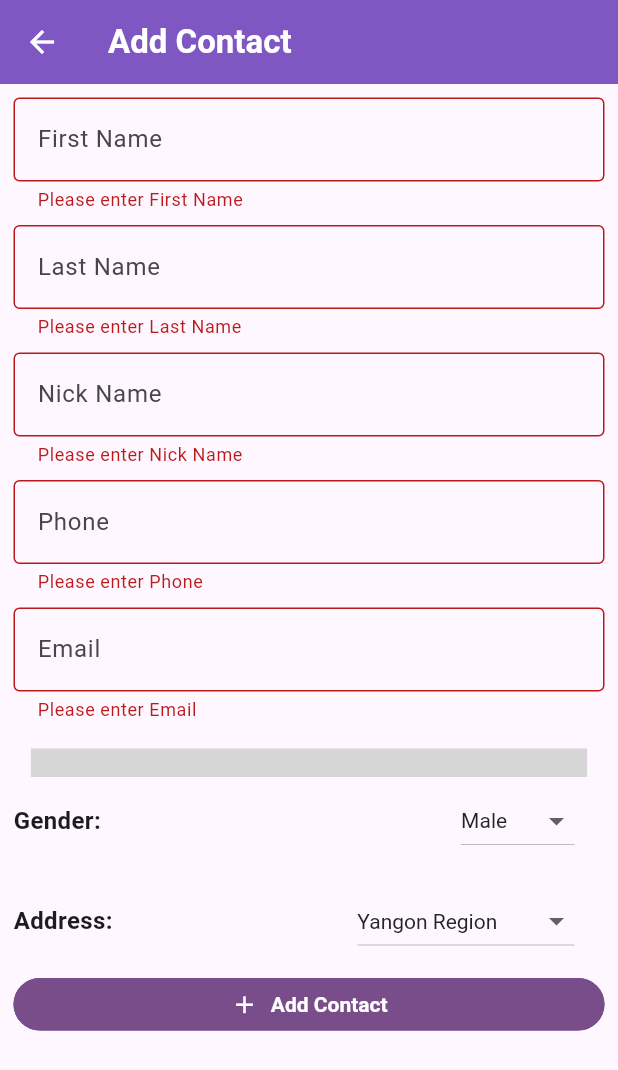
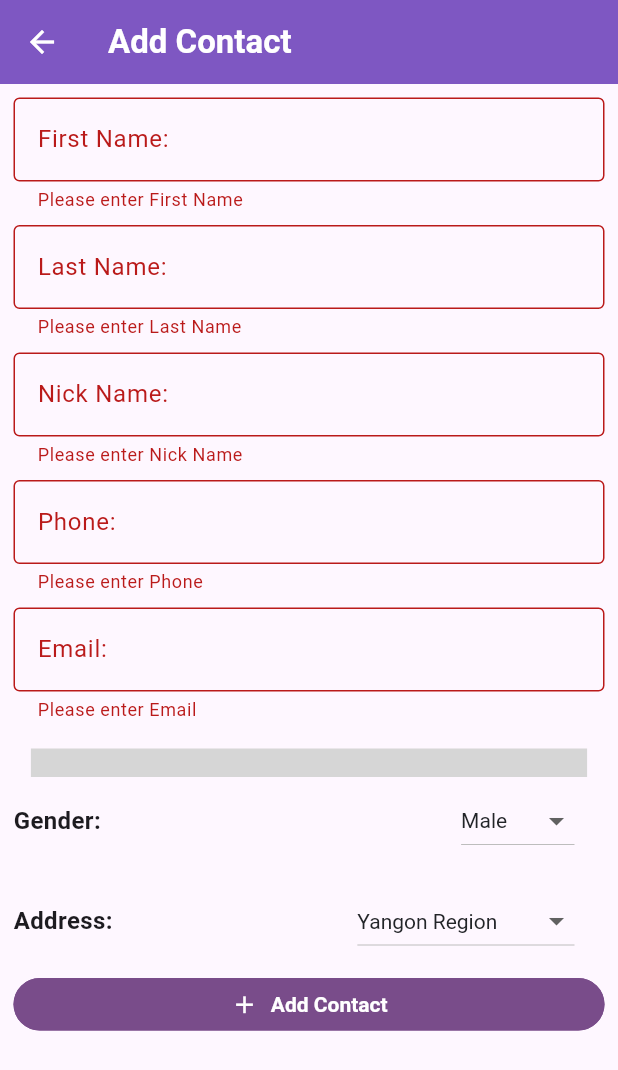
Before and after one commit to mr-xcode/simple_contact_with_crud_backend_using_bloc_state_management_by_mrxcode, a Flutter app: the AddScreen screen opened directly, after a tap on "Add Contact", on a phone screen of 412 x 824 dp. Shown: the top 1070 px of the screen. Run offline on Flutter 3.47's test engine with Material 3 defaults, Android fonts, the phone set to English and light mode, and no system bars; drawn by our look-alikes of getwidget; our stand-ins replace bloc, dio, equatable, flutter_bloc, flutter_slidable, get and 2 more; missing offline and left inert: date_cupertino_bottom_sheet_picker; generated files the repository leaves out were written again; network calls fail; grey boxes are pictures that could not be loaded.

Commit message:
fixing ui in add_screen

```diff
--- a/lib/screens/add_screen.dart
+++ b/lib/screens/add_screen.dart
@@ -1,6 +1,7 @@
 import 'package:date_cupertino_bottom_sheet_picker/date_cupertino_bottom_sheet_picker.dart';
 import 'package:flutter/material.dart';
 import 'package:flutter_bloc/flutter_bloc.dart';
+import 'package:get/get_utils/src/get_utils/get_utils.dart';
 import 'package:getwidget/getwidget.dart';
 import 'package:simple_contact_with_crud_backend_using_bloc_state_management_by_mrxcode/blocs/create/cubit/post_contact_cubit.dart';
 import 'package:simple_contact_with_crud_backend_using_bloc_state_management_by_mrxcode/data/models/contact.dart';
@@ -132,12 +133,14 @@ class _ContactFormState extends State<ContactForm> {
           // First Name
           TextFormField(
             decoration: const InputDecoration(
-              border: OutlineInputBorder(),
-              hintText: 'First Name',
-            ),
+                border: OutlineInputBorder(),
+                hintText: 'John',
+                labelText: 'First Name:'),
             validator: (value) {
               if (value!.isEmpty) {
                 return 'Please enter First Name';
+              } else if (value.length < 3) {
+                return 'Too short';
               }
               return null;
             },
@@ -152,12 +155,14 @@ class _ContactFormState extends State<ContactForm> {
           // Last Name
           TextFormField(
             decoration: const InputDecoration(
-              border: OutlineInputBorder(),
-              hintText: 'Last Name',
-            ),
+                border: OutlineInputBorder(),
+                hintText: 'Smit',
+                labelText: 'Last Name:'),
             validator: (value) {
               if (value!.isEmpty) {
                 return 'Please enter Last Name';
+              } else if (value.length < 3) {
+                return 'Too short';
               }
               return null;
             },
@@ -172,12 +177,14 @@ class _ContactFormState extends State<ContactForm> {
           // Nick Name
           TextFormField(
             decoration: const InputDecoration(
-              border: OutlineInputBorder(),
-              hintText: 'Nick Name',
-            ),
+                border: OutlineInputBorder(),
+                hintText: 'blabla',
+                labelText: 'Nick Name:'),
             validator: (value) {
               if (value!.isEmpty) {
                 return 'Please enter Nick Name';
+              } else if (value.length < 5) {
+                return 'Too short';
               }
               return null;
             },
@@ -192,12 +199,16 @@ class _ContactFormState extends State<ContactForm> {
           // Phone
           TextFormField(
             decoration: const InputDecoration(
-              border: OutlineInputBorder(),
-              hintText: 'Phone',
-            ),
+                border: OutlineInputBorder(),
+                hintText: '09*********',
+                labelText: 'Phone:'),
             validator: (value) {
               if (value!.isEmpty) {
                 return 'Please enter Phone';
+              } else if (value.length < 9) {
+                return 'Please enter valid phone number';
+              } else if (value.substring(0, 2) != '09') {
+                return 'Phone number in Myanmar start with 09';
               }
               return null;
             },
@@ -212,12 +223,14 @@ class _ContactFormState extends State<ContactForm> {
           // Email
           TextFormField(
             decoration: const InputDecoration(
-              border: OutlineInputBorder(),
-              hintText: 'Email',
-            ),
+                border: OutlineInputBorder(),
+                hintText: 'username@domain.com',
+                labelText: 'Email:'),
             validator: (value) {
               if (value!.isEmpty) {
                 return 'Please enter Email';
+              } else if (!GetUtils.isEmail(value)) {
+                return 'Please enter valid email';
               }
               return null;
             },
@@ -292,7 +305,7 @@ class _ContactFormState extends State<ContactForm> {
                   setState(() {
                     genderSelectedItem = newValue ?? '';
                   });
-                  _gender = selectedItem.toString();
+                  _gender = genderSelectedItem.toString();
                 },
                 items: genderList.map<DropdownMenuItem<String>>((String value) {
                   return DropdownMenuItem<String>(
--- a/lib/screens/home_screen.dart
+++ b/lib/screens/home_screen.dart
@@ -162,9 +162,11 @@ class _HomeScreenState extends State<HomeScreen> {
               ),
             ),
             leading: Icon(
-              (contact.gender == 'Male' || contact.gender == 'male')
+              (contact.gender == 'Male')
                   ? Icons.boy_rounded
-                  : Icons.girl_rounded,
+                  : (contact.gender == 'Female')
+                      ? Icons.girl_rounded
+                      : Icons.question_mark_sharp,
               size: 33,
             ),
           ),
--- a/pubspec.yaml
+++ b/pubspec.yaml
@@ -22,6 +22,7 @@ dependencies:
   retrofit_generator: ^8.1.0
   build_runner: ^2.4.11
   date_cupertino_bottom_sheet_picker: ^0.0.4
+  get: ^4.6.6
 
 dev_dependencies:
   flutter_test:
```
Also changed, not shown: pubspec.lock.
